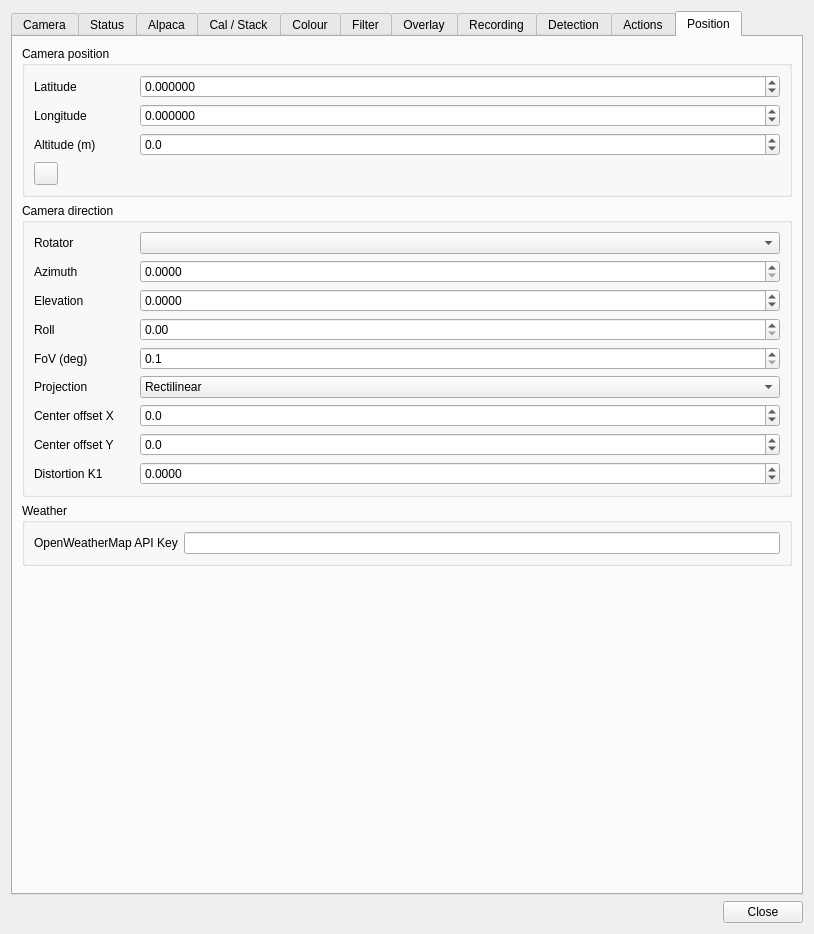
srcejon/sdrangel, file plugins/feature/camera/camerasettingsdialog.ui: the form before one commit.
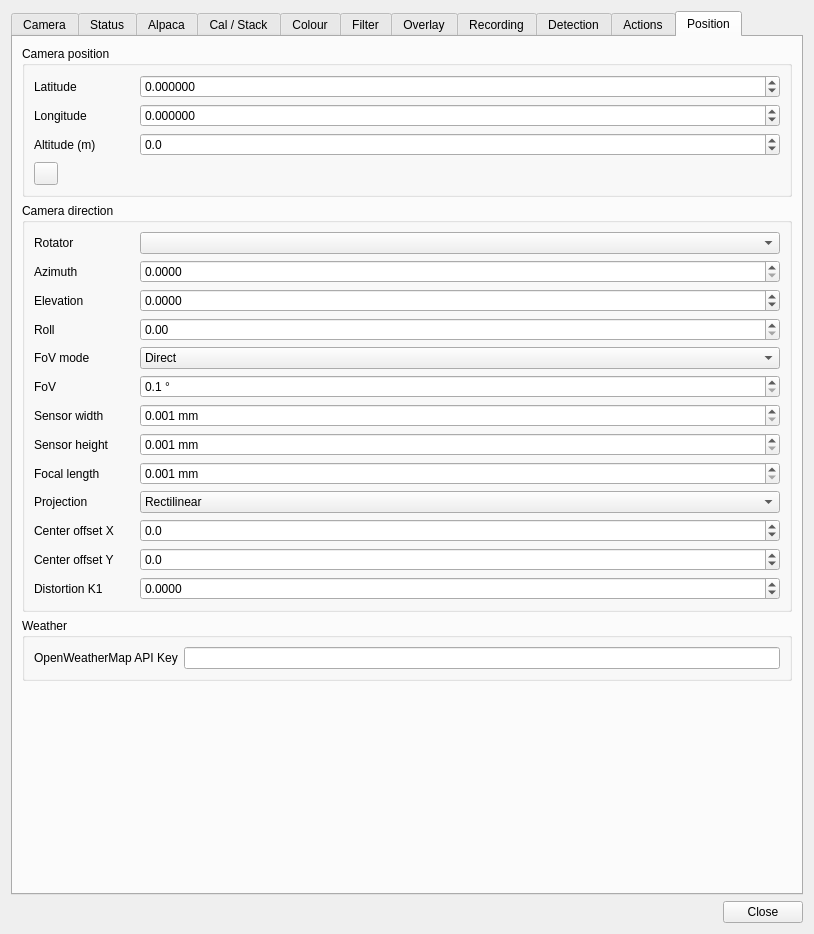
The form after the commit. The open tabs and pages were chosen to show the change. Icons and pictures are not drawn. Custom widgets are drawn as their Qt base class.

Diff of the .ui file:
```diff
--- a/plugins/feature/camera/camerasettingsdialog.ui
+++ b/plugins/feature/camera/camerasettingsdialog.ui
@@ -5666,14 +5666,38 @@
            </widget>
           </item>
           <item row="4" column="0">
+           <widget class="QLabel" name="fovModeLabel">
+            <property name="text">
+             <string>FoV mode</string>
+            </property>
+           </widget>
+          </item>
+          <item row="4" column="1">
+           <widget class="QComboBox" name="fovModeCombo">
+            <item>
+             <property name="text">
+              <string>Direct</string>
+             </property>
+            </item>
+            <item>
+             <property name="text">
+              <string>Sensor/focal length</string>
+             </property>
+            </item>
+           </widget>
+          </item>
+          <item row="5" column="0">
            <widget class="QLabel" name="fovLabel">
             <property name="text">
-             <string>FoV (deg)</string>
+             <string>FoV</string>
             </property>
            </widget>
           </item>
-          <item row="4" column="1">
+          <item row="5" column="1">
            <widget class="QDoubleSpinBox" name="fovSpin">
+            <property name="suffix">
+             <string> °</string>
+            </property>
             <property name="decimals">
              <number>1</number>
             </property>
@@ -5688,14 +5712,92 @@
             </property>
            </widget>
           </item>
-          <item row="5" column="0">
+          <item row="6" column="0">
+           <widget class="QLabel" name="fovSensorWidthLabel">
+            <property name="text">
+             <string>Sensor width</string>
+            </property>
+           </widget>
+          </item>
+          <item row="6" column="1">
+           <widget class="QDoubleSpinBox" name="fovSensorWidthSpin">
+            <property name="suffix">
+             <string> mm</string>
+            </property>
+            <property name="decimals">
+             <number>3</number>
+            </property>
+            <property name="minimum">
+             <double>0.001000000000000</double>
+            </property>
+            <property name="maximum">
+             <double>1000.000000000000000</double>
+            </property>
+            <property name="singleStep">
+             <double>0.100000000000000</double>
+            </property>
+           </widget>
+          </item>
+          <item row="7" column="0">
+           <widget class="QLabel" name="fovSensorHeightLabel">
+            <property name="text">
+             <string>Sensor height</string>
+            </property>
+           </widget>
+          </item>
+          <item row="7" column="1">
+           <widget class="QDoubleSpinBox" name="fovSensorHeightSpin">
+            <property name="suffix">
+             <string> mm</string>
+            </property>
+            <property name="decimals">
+             <number>3</number>
+            </property>
+            <property name="minimum">
+             <double>0.001000000000000</double>
+            </property>
+            <property name="maximum">
+             <double>1000.000000000000000</double>
+            </property>
+            <property name="singleStep">
+             <double>0.100000000000000</double>
+            </property>
+           </widget>
+          </item>
+          <item row="8" column="0">
+           <widget class="QLabel" name="fovFocalLengthLabel">
+            <property name="text">
+             <string>Focal length</string>
+            </property>
+           </widget>
+          </item>
+          <item row="8" column="1">
+           <widget class="QDoubleSpinBox" name="fovFocalLengthSpin">
+            <property name="suffix">
+             <string> mm</string>
+            </property>
+            <property name="decimals">
+             <number>3</number>
+            </property>
+            <property name="minimum">
+             <double>0.001000000000000</double>
+            </property>
+            <property name="maximum">
+             <double>100000.000000000000000</double>
+            </property>
+            <property name="singleStep">
+             <double>1.000000000000000</double>
+            </property>
+           </widget>
+          </item>
+          <item row="9" column="0">
            <widget class="QLabel" name="lensProjectionLabel">
             <property name="text">
              <string>Projection</string>
             </property>
            </widget>
           </item>
-          <item row="5" column="1">
+          <item row="9" column="1">
            <widget class="QComboBox" name="lensProjectionCombo">
             <item>
              <property name="text">
@@ -5714,14 +5816,14 @@
             </item>
            </widget>
           </item>
-          <item row="6" column="0">
+          <item row="10" column="0">
            <widget class="QLabel" name="lensCenterOffsetXLabel">
             <property name="text">
              <string>Center offset X</string>
             </property>
            </widget>
           </item>
-          <item row="6" column="1">
+          <item row="10" column="1">
            <widget class="QDoubleSpinBox" name="lensCenterOffsetXSpin">
             <property name="decimals">
              <number>1</number>
@@ -5737,14 +5839,14 @@
             </property>
            </widget>
           </item>
-          <item row="7" column="0">
+          <item row="11" column="0">
            <widget class="QLabel" name="lensCenterOffsetYLabel">
             <property name="text">
              <string>Center offset Y</string>
             </property>
            </widget>
           </item>
-          <item row="7" column="1">
+          <item row="11" column="1">
            <widget class="QDoubleSpinBox" name="lensCenterOffsetYSpin">
             <property name="decimals">
              <number>1</number>
@@ -5760,14 +5862,14 @@
             </property>
            </widget>
           </item>
-          <item row="8" column="0">
+          <item row="12" column="0">
            <widget class="QLabel" name="lensDistortionK1Label">
             <property name="text">
              <string>Distortion K1</string>
             </property>
            </widget>
           </item>
-          <item row="8" column="1">
+          <item row="12" column="1">
            <widget class="QDoubleSpinBox" name="lensDistortionK1Spin">
             <property name="decimals">
              <number>4</number>
```
Left out of the diff: 40 changed lines with no effect on the pictures.
